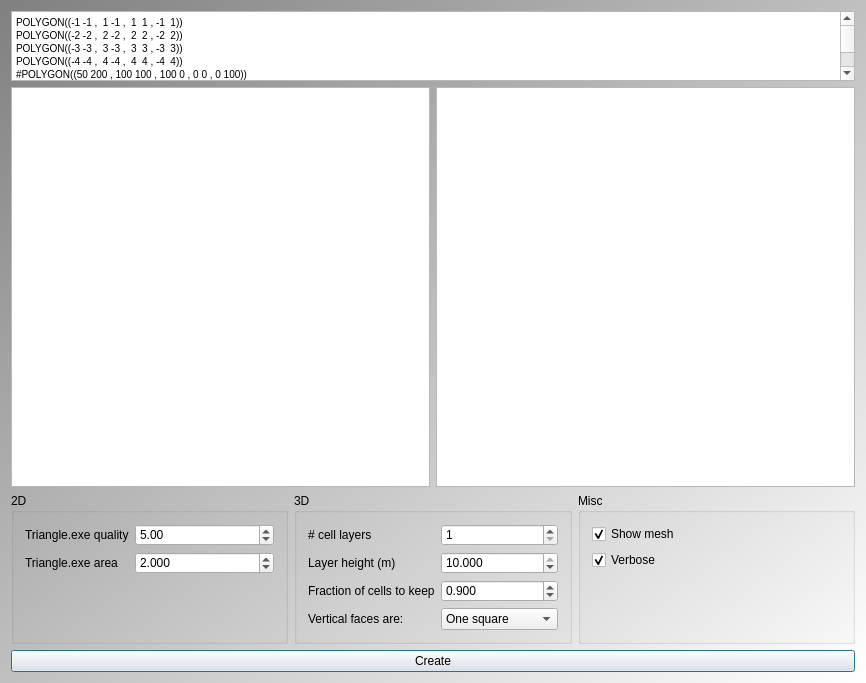
richelbilderbeek/ProjectRichelBilderbeek, file Tools/ToolTriangleMeshCreator/qttrianglemeshcreatormaindialog.ui: the form before one commit.
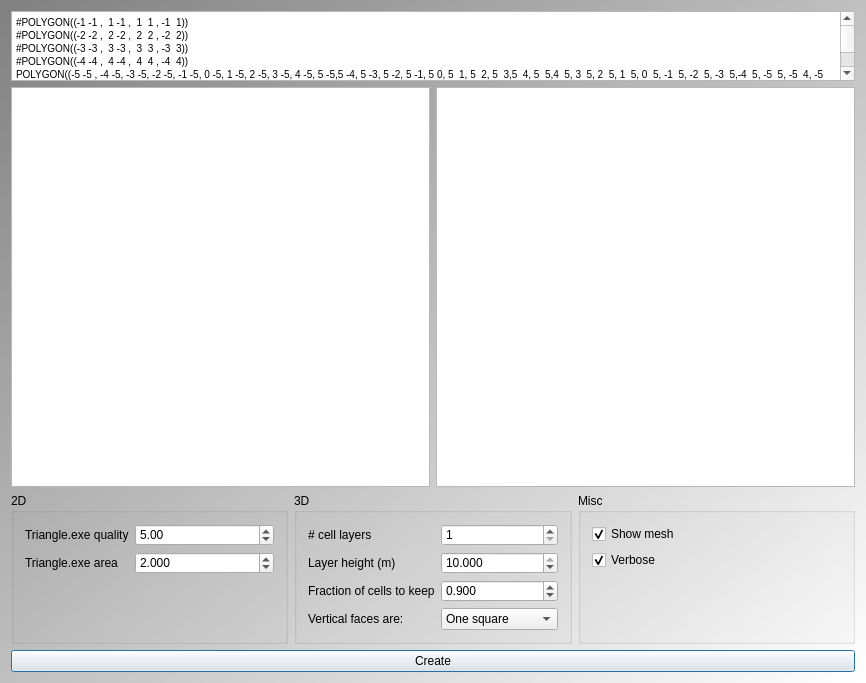
The form after the commit. Icons and pictures are not drawn. Custom widgets are drawn as their Qt base class.

Diff of the .ui file:
```diff
--- a/Tools/ToolTriangleMeshCreator/qttrianglemeshcreatormaindialog.ui
+++ b/Tools/ToolTriangleMeshCreator/qttrianglemeshcreatormaindialog.ui
@@ -50,15 +50,11 @@
       </sizepolicy>
      </property>
      <property name="plainText">
-      <string>POLYGON((-1 -1 ,  1 -1 ,  1  1 , -1  1))
-POLYGON((-2 -2 ,  2 -2 ,  2  2 , -2  2))
-POLYGON((-3 -3 ,  3 -3 ,  3  3 , -3  3))
-POLYGON((-4 -4 ,  4 -4 ,  4  4 , -4  4))
-#POLYGON((50 200 , 100 100 , 100 0 , 0 0 , 0 100))
-#POLYGON((50 170 , 90 90 , 90 10 , 10 10 , 10 90))
-#POLYGON((5 20 , 10 10 , 10 0 , 0 0 , 0 10))
-#POLYGON((5 17 ,  9  9 ,  9 1 , 1 1 , 1  9))
-</string>
+      <string>#POLYGON((-1 -1 ,  1 -1 ,  1  1 , -1  1))
+#POLYGON((-2 -2 ,  2 -2 ,  2  2 , -2  2))
+#POLYGON((-3 -3 ,  3 -3 ,  3  3 , -3  3))
+#POLYGON((-4 -4 ,  4 -4 ,  4  4 , -4  4))
+POLYGON((-5 -5 , -4 -5, -3 -5, -2 -5, -1 -5, 0 -5, 1 -5, 2 -5, 3 -5, 4 -5, 5 -5,5 -4, 5 -3, 5 -2, 5 -1, 5 0, 5  1, 5  2, 5  3,5  4, 5  5,4  5, 3  5, 2  5, 1  5, 0  5, -1  5, -2  5, -3  5,-4  5, -5  5, -5  4, -5  3, -5  2, -5  1, -5  0, -5 -1, -5 -2, -5 -3,-5 -4))</string>
      </property>
     </widget>
    </item>
```
